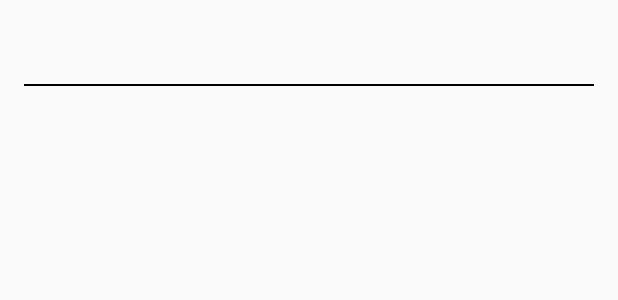
After one commit to probelalkhan/android-notification-tutorial, an Android app: the layout recyclerview_users.xml on its own in the app's theme, with its tools: preview values and no code run, on a phone screen of 412 x 824 dp. The commit adds this screen. Shown: the top 300 px of the screen. Run offline under Robolectric (Android 15) with nearby library versions, the phone set to English and light mode, and no system bars.

Commit message:
Displaying Users

```diff
--- a/app/build.gradle
+++ b/app/build.gradle
@@ -23,8 +23,7 @@ dependencies {
     def firebase_messaging_version = '17.3.3'
     def firebase_auth_version = '16.0.4'
     def firebase_database_version = '16.0.3'
-
-    implementation fileTree(dir: 'libs', include: ['*.jar'])
+    implementation fileTree(include: ['*.jar'], dir: 'libs')
     implementation 'com.android.support:appcompat-v7:27.1.1'
     implementation 'com.android.support.constraint:constraint-layout:1.1.3'
     testImplementation 'junit:junit:4.12'
@@ -33,4 +32,5 @@ dependencies {
     implementation "com.google.firebase:firebase-messaging:$firebase_messaging_version"
     implementation "com.google.firebase:firebase-auth:$firebase_auth_version"
     implementation "com.google.firebase:firebase-database:$firebase_database_version"
+    implementation 'com.android.support:recyclerview-v7:27.1.1'
 }
--- a/app/src/main/java/net/simplifiedcoding/androidnotificationtutorial/MainActivity.java
+++ b/app/src/main/java/net/simplifiedcoding/androidnotificationtutorial/MainActivity.java
@@ -22,6 +22,10 @@ import com.google.firebase.auth.FirebaseAuth;
 import com.google.firebase.auth.FirebaseAuthUserCollisionException;
 import com.google.firebase.iid.FirebaseInstanceId;
 import com.google.firebase.iid.InstanceIdResult;
+
+import java.io.FileInputStream;
+import java.io.IOException;
+import java.util.Arrays;
 
 public class MainActivity extends AppCompatActivity {
 
@@ -139,5 +143,4 @@ public class MainActivity extends AppCompatActivity {
         startActivity(intent);
     }
 
-
 }
--- a/app/src/main/java/net/simplifiedcoding/androidnotificationtutorial/MyFirebaseMessagingService.java
+++ b/app/src/main/java/net/simplifiedcoding/androidnotificationtutorial/MyFirebaseMessagingService.java
@@ -1,4 +1,6 @@
 package net.simplifiedcoding.androidnotificationtutorial;
+
+import android.content.SharedPreferences;
 
 import com.google.firebase.messaging.FirebaseMessagingService;
 import com.google.firebase.messaging.RemoteMessage;
--- a/app/src/main/java/net/simplifiedcoding/androidnotificationtutorial/User.java
+++ b/app/src/main/java/net/simplifiedcoding/androidnotificationtutorial/User.java
@@ -5,6 +5,10 @@ public class User {
     public String email;
     public String token;
 
+    public User(){
+
+    }
+
     public User(String email, String token) {
         this.email = email;
         this.token = token;
--- /dev/null
+++ b/app/src/main/res/layout/recyclerview_users.xml
@@ -0,0 +1,20 @@
+<?xml version="1.0" encoding="utf-8"?>
+<LinearLayout xmlns:android="http://schemas.android.com/apk/res/android"
+    android:layout_width="match_parent"
+    android:layout_height="wrap_content"
+    android:orientation="vertical"
+    android:padding="16dp">
+
+    <TextView
+        android:id="@+id/textViewEmail"
+        android:layout_width="match_parent"
+        android:layout_height="wrap_content"
+        android:textAppearance="@style/Base.TextAppearance.AppCompat.Headline" />
+
+    <TextView
+        android:layout_width="match_parent"
+        android:layout_height="1dp"
+        android:layout_marginTop="7dp"
+        android:background="#000000" />
+
+</LinearLayout>
```
Also changed, not shown: app/src/main/java/net/simplifiedcoding/androidnotificationtutorial/ProfileActivity.java (+55 -1 lines), app/src/main/java/net/simplifiedcoding/androidnotificationtutorial/UserAdapter.java (added, +51 -0 lines), app/src/main/res/layout/activity_profile.xml (+12 -2 lines).
